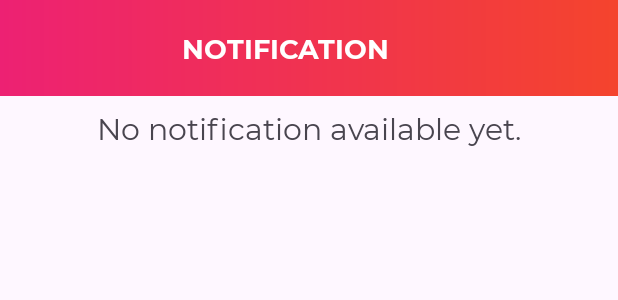
After one commit to nguyendung149/my_shop_app, an Android app: the layout activity_show_notification.xml on its own in the app's theme, with its tools: preview values and no code run, on a phone screen of 412 x 824 dp. The commit adds this screen. Shown: the top 300 px of the screen. Run offline under Robolectric (Android 15) with nearby library versions, the phone set to English and light mode, and no system bars.

Commit message:
Notification Section

```diff
--- a/app/src/main/java/com/example/myappshop/ui/activities/message/ChatFromMessageHome.kt
+++ b/app/src/main/java/com/example/myappshop/ui/activities/message/ChatFromMessageHome.kt
@@ -99,7 +99,7 @@ class ChatFromMessageHome  : BaseActivity() {
     @SuppressLint("SimpleDateFormat")
     private fun getTime(): String {
         val dateFormat = "dd MMM yyyy HH:mm:ss"
-        val formatter = java.text.SimpleDateFormat(dateFormat, Locale.getDefault())
+        val formatter = java.text.SimpleDateFormat(dateFormat, Locale.ENGLISH)
         val calendar: Calendar = Calendar.getInstance()
 
         calendar.timeInMillis = System.currentTimeMillis()
--- a/app/src/main/java/com/example/myappshop/ui/activities/message/ChatLogActivity.kt
+++ b/app/src/main/java/com/example/myappshop/ui/activities/message/ChatLogActivity.kt
@@ -125,7 +125,7 @@ open class ChatLogActivity : BaseActivity() {
 
     private fun getTime(): String {
         val dateFormat = "dd MMM yyyy HH:mm:ss"
-        val formatter = java.text.SimpleDateFormat(dateFormat, Locale.getDefault())
+        val formatter = java.text.SimpleDateFormat(dateFormat, Locale.ENGLISH)
         val calendar: Calendar = Calendar.getInstance()
 
         calendar.timeInMillis = System.currentTimeMillis()
--- a/app/src/main/java/com/example/myappshop/ui/fragments/ProductsFragment.kt
+++ b/app/src/main/java/com/example/myappshop/ui/fragments/ProductsFragment.kt
@@ -21,6 +21,7 @@ import com.example.myappshop.databinding.FragmentProductsBinding
 import com.example.myappshop.firestore.FirestoreClass
 import com.example.myappshop.models.Product
 import com.example.myappshop.ui.activities.products.AddProductActivity
+import com.example.myappshop.ui.activities.products.ShowNotificationActivity
 import com.example.myappshop.ui.activities.users.SettingsActivity
 
 class ProductsFragment : BaseFragment() {
@@ -70,6 +71,10 @@ class ProductsFragment : BaseFragment() {
 
                 return true
             }
+            R.id.action_notification -> {
+                startActivity(Intent(activity,ShowNotificationActivity::class.java))
+            }
+
         }
         return super.onOptionsItemSelected(item)
     }
--- a/app/src/main/java/com/example/myappshop/utils/Constants.kt
+++ b/app/src/main/java/com/example/myappshop/utils/Constants.kt
@@ -87,6 +87,9 @@ object Constants {
 
     const val EXTRA_SOLD_PRODUCT_DETAILS = "extra_sold_product_details"
 
+
+    const val NOTIFICATION = "notification"
+
     fun showImageChooser(activity: Activity) {
         val galleryIntent = Intent(Intent.ACTION_PICK, MediaStore.Images.Media.EXTERNAL_CONTENT_URI)
         activity.startActivityForResult(galleryIntent, PICK_IMAGE_REQUEST_CODE)
--- /dev/null
+++ b/app/src/main/res/drawable/baseline_notifications_24.xml
@@ -0,0 +1,5 @@
+<vector android:height="24dp" android:tint="#FFFFFF"
+    android:viewportHeight="24" android:viewportWidth="24"
+    android:width="24dp" xmlns:android="http://schemas.android.com/apk/res/android">
+    <path android:fillColor="@android:color/white" android:pathData="M12,22c1.1,0 2,-0.9 2,-2h-4c0,1.1 0.89,2 2,2zM18,16v-5c0,-3.07 -1.64,-5.64 -4.5,-6.32L13.5,4c0,-0.83 -0.67,-1.5 -1.5,-1.5s-1.5,0.67 -1.5,1.5v0.68C7.63,5.36 6,7.92 6,11v5l-2,2v1h16v-1l-2,-2z"/>
+</vector>
--- /dev/null
+++ b/app/src/main/res/layout/activity_show_notification.xml
@@ -0,0 +1,78 @@
+<?xml version="1.0" encoding="utf-8"?>
+<androidx.constraintlayout.widget.ConstraintLayout xmlns:android="http://schemas.android.com/apk/res/android"
+    xmlns:app="http://schemas.android.com/apk/res-auto"
+    xmlns:tools="http://schemas.android.com/tools"
+    android:layout_width="match_parent"
+    android:layout_height="match_parent"
+    tools:context=".ui.activities.products.ShowNotificationActivity">
+
+    <androidx.appcompat.widget.Toolbar
+        android:id="@+id/notification_view_toolbar"
+        android:layout_width="match_parent"
+        android:layout_height="?attr/actionBarSize"
+        android:background="@drawable/app_gradient_color_background"
+        app:layout_constraintEnd_toEndOf="parent"
+        app:layout_constraintStart_toStartOf="parent"
+        app:layout_constraintTop_toTopOf="parent">
+
+        <com.example.myappshop.utils.MSPTextViewBold
+            android:layout_width="match_parent"
+            android:layout_height="match_parent"
+            android:gravity="center"
+            android:paddingStart="-48dp"
+            android:paddingEnd="0dp"
+            android:text="@string/title_notifications"
+            android:textColor="@color/white"
+            android:textSize="18sp"
+            tools:layout_editor_absoluteX="16dp" />
+
+
+    </androidx.appcompat.widget.Toolbar>
+
+    <ScrollView
+        android:id="@+id/sv_notifications_list"
+        android:layout_width="match_parent"
+        android:layout_height="match_parent"
+        android:layout_marginTop="?attr/actionBarSize"
+        app:layout_constraintBottom_toBottomOf="parent"
+        app:layout_constraintEnd_toEndOf="parent"
+        app:layout_constraintStart_toStartOf="parent"
+        app:layout_constraintTop_toBottomOf="@+id/notification_view_toolbar"
+        app:layout_constraintVertical_bias="0.0">
+
+        <androidx.constraintlayout.widget.ConstraintLayout
+            android:layout_width="match_parent"
+            android:layout_height="match_parent">
+
+            <androidx.recyclerview.widget.RecyclerView
+                android:id="@+id/rv_my_notification_items"
+                android:layout_width="match_parent"
+                android:layout_height="match_parent"
+                android:visibility="invisible"
+                app:layout_constraintBottom_toBottomOf="parent"
+                app:layout_constraintEnd_toEndOf="parent"
+                app:layout_constraintStart_toStartOf="parent"
+                app:layout_constraintTop_toTopOf="parent" />
+
+            <com.example.myappshop.utils.MSPTextView
+                android:id="@+id/tv_no_notification_found"
+                android:layout_width="match_parent"
+                android:layout_height="wrap_content"
+                android:layout_marginStart="8dp"
+                android:layout_marginTop="8dp"
+                android:layout_marginEnd="8dp"
+                android:text="@string/no_notification_added_yet"
+                android:textAlignment="center"
+                android:textSize="@dimen/no_data_found_textSize"
+                app:layout_constraintBottom_toBottomOf="parent"
+                app:layout_constraintEnd_toEndOf="parent"
+                app:layout_constraintHorizontal_bias="1.0"
+                app:layout_constraintStart_toStartOf="parent"
+                app:layout_constraintTop_toTopOf="parent"
+                app:layout_constraintVertical_bias="1.0" />
+        </androidx.constraintlayout.widget.ConstraintLayout>
+
+    </ScrollView>
+
+
+</androidx.constraintlayout.widget.ConstraintLayout>
--- a/app/src/main/res/menu/add_product_menu.xml
+++ b/app/src/main/res/menu/add_product_menu.xml
@@ -2,6 +2,11 @@
 <menu
     xmlns:android="http://schemas.android.com/apk/res/android"
     xmlns:app="http://schemas.android.com/apk/res-auto">
+    <item
+        android:id="@+id/action_notification"
+        android:icon="@drawable/baseline_notifications_24"
+        android:title="@string/action_notification"
+        app:showAsAction="always"/>
     <item
         android:id="@+id/action_add_product"
         android:icon="@drawable/ic_vector_add_product"
--- a/app/src/main/res/values/strings.xml
+++ b/app/src/main/res/values/strings.xml
@@ -48,7 +48,7 @@
     <string name="title_activity_dashboard">Dashboard Activity</string>
     <string name="title_home">Home</string>
     <string name="title_dashboard">Dashboard</string>
-    <string name="title_notifications">Notifications</string>
+    <string name="title_notifications">NOTIFICATION</string>
     <string name="title_message_no_avalable">There are currently no messages available!</string>
 
 
@@ -207,4 +207,6 @@
     <string name="lbl_chat_with_shop">Chat with shop.</string>
     <string name="category">Category</string>
     <string name="all_product">All The Product</string>
+    <string name="action_notification">Notification</string>
+    <string name="no_notification_added_yet">No notification available yet.</string>
 </resources>
```
Also changed, not shown: app/src/main/AndroidManifest.xml (+13 -8 lines), app/src/main/java/com/example/myappshop/adapter/NotificationListAdapter.kt (added, +80 -0 lines), app/src/main/java/com/example/myappshop/firestore/FirestoreClass.kt (+38 -0 lines), app/src/main/java/com/example/myappshop/models/Notification.kt (added, +16 -0 lines), app/src/main/java/com/example/myappshop/ui/activities/products/CheckOutActivity.kt (+14 -0 lines), app/src/main/java/com/example/myappshop/ui/activities/products/ShowNotificationActivity.kt (added, +93 -0 lines), app/src/main/res/layout/notification_item_row.xml (added, +69 -0 lines).
